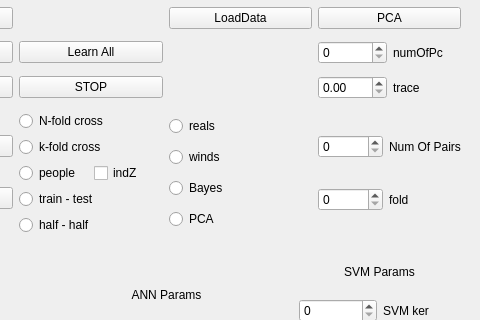
This is net.ui in ArtfulVampire/SecondGUIrepo as Qt 5 draws it before an edit; both pictures show x 151 to 631 and y 0 to 320 of the 873 by 627 pixel window. The edited form follows.
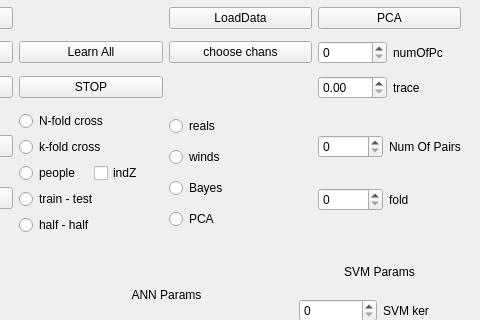
This is the edited form.

```diff
--- a/net.ui
+++ b/net.ui
@@ -266,6 +266,13 @@
       </property>
      </widget>
     </item>
+    <item row="1" column="2">
+     <widget class="QPushButton" name="chooseChansPushButton">
+      <property name="text">
+       <string>choose chans</string>
+      </property>
+     </widget>
+    </item>
    </layout>
   </widget>
   <widget class="QWidget" name="layoutWidget3">
```
